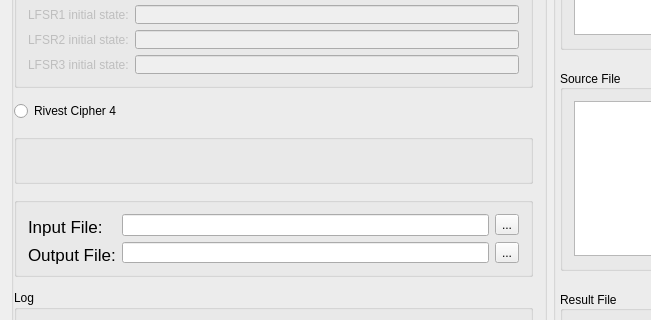
Qt form mainwindow.ui (NRGb3nder/stream-encipherment) before a commit; both pictures show x 0 to 651 and y 181 to 501 of the 1000 by 700 pixel window.
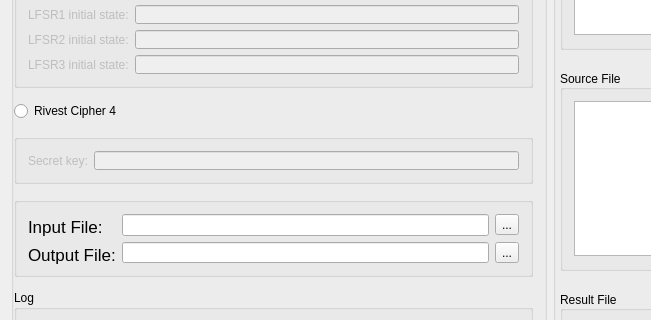
The same form after that commit.

The edit to the form file:
```diff
--- a/mainwindow.ui
+++ b/mainwindow.ui
@@ -395,7 +395,18 @@
          <property name="checkable">
           <bool>false</bool>
          </property>
-         <layout class="QGridLayout" name="gridLayout_9"/>
+         <layout class="QGridLayout" name="gridLayout_9">
+          <item row="0" column="0">
+           <widget class="QLabel" name="lblRC4Key">
+            <property name="text">
+             <string>Secret key:</string>
+            </property>
+           </widget>
+          </item>
+          <item row="0" column="1">
+           <widget class="QLineEdit" name="edtRC4Key"/>
+          </item>
+         </layout>
         </widget>
        </item>
        <item row="14" column="0">
```
